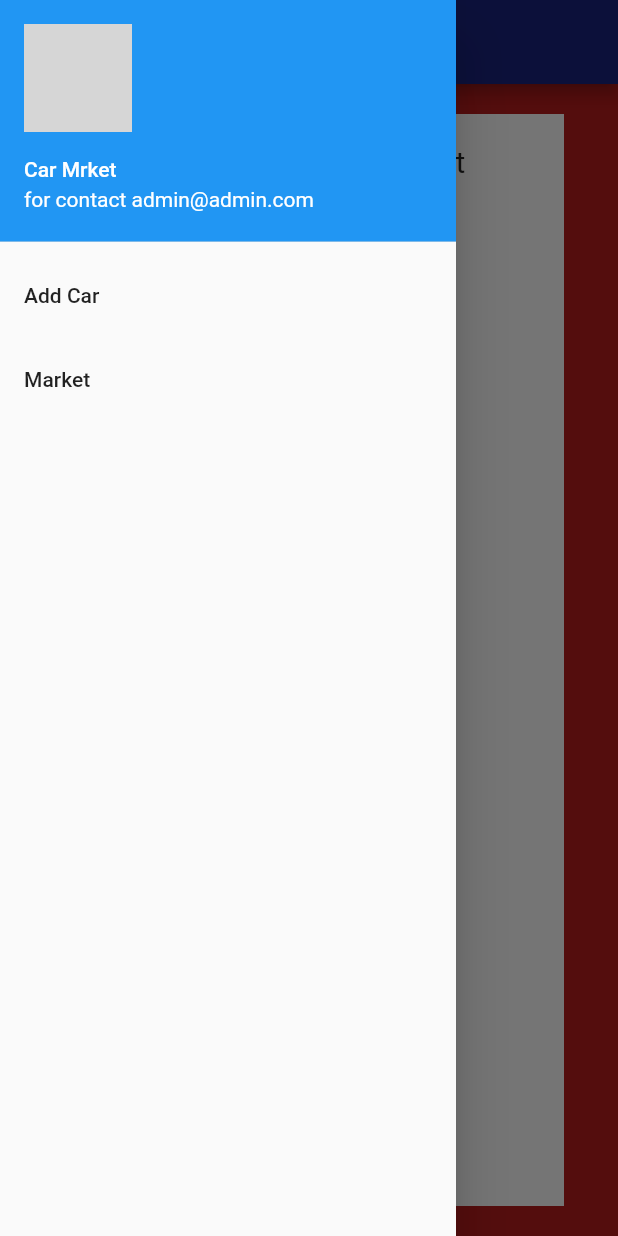
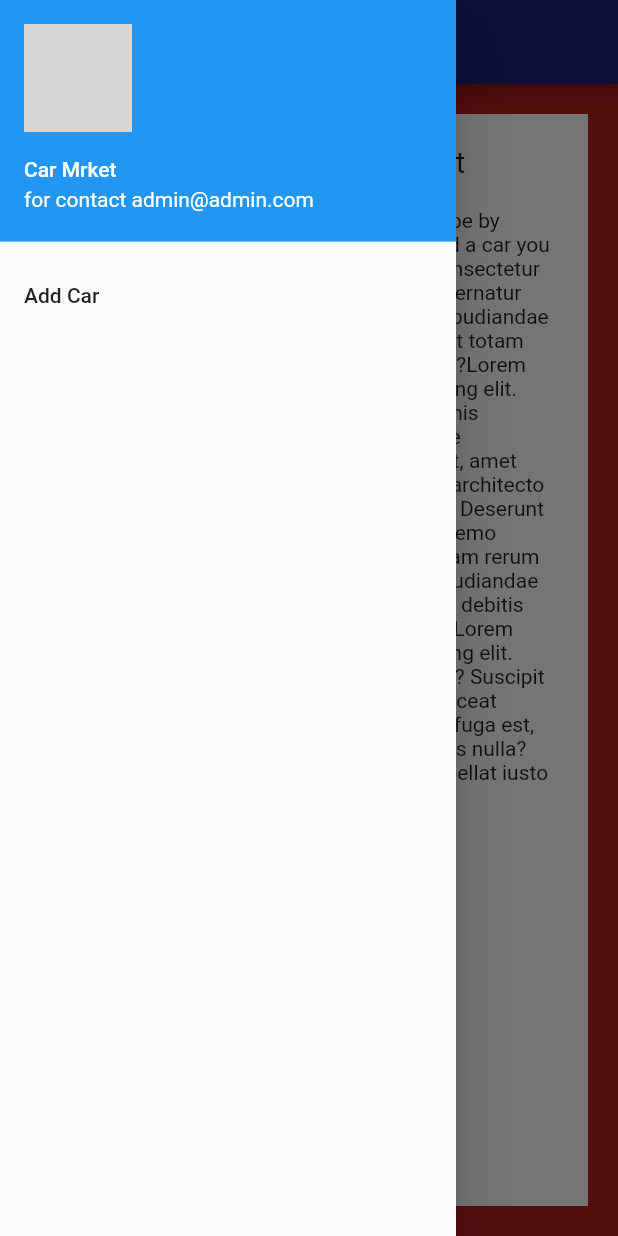
Before and after one commit to Kucun300/car_market, a Flutter app: the screen it shows after launch, with the side drawer open, on a phone screen of 412 x 824 dp. Run offline on Flutter 3.47's test engine with Material 2 defaults, Android fonts, the phone set to English and light mode, and no system bars; network calls fail; grey boxes are pictures that could not be loaded.

Commit message:
Update Home.dart

```diff
--- a/lib/Home.dart
+++ b/lib/Home.dart
@@ -29,14 +29,6 @@ class Home extends StatelessWidget {
                   }));
                 },
             ),
-            new ListTile(
-              title: new Text('Market'),
-              onTap: () {
-                  Navigator.push(context, MaterialPageRoute(builder: (context) {
-                    return Market(null);
-                  }));
-                },
-            ),
           ],
         ),
       ),
@@ -54,14 +46,7 @@ class Home extends StatelessWidget {
                 height: 20,
                 width: 300,
               ),
-              RaisedButton(
-                child: Text('sheel wdy add'),
-                onPressed: () {
-                  Navigator.push(context, MaterialPageRoute(builder: (context) {
-                    return Add();
-                  }));
-                },
-              ),
+              Text('Our website will let you see a lot of cars type by diffrent prices and quality also you can add a car you want to sellLorem ipsum dolor sit amet consectetur adipisicing elit. Voluptatem voluptates aspernatur illum? Repellat quae beatae temporibus repudiandae optio perspiciatis doloribus! Veniam quo sit totam maiores, enim ratione non qui repudiandae?Lorem ipsum, dolor sit amet consectetur adipisicing elit. Amet accusamus ut a vitae. Commodi omnis cumque quas. Ducimus aliquid recusandae architecto unde odit?Lorem ipsum dolor sit, amet consectetur adipisicing elit. Minima, illum architecto consequuntur voluptatibus quae nesciunt? Deserunt tenetur vel maxime, dolore quaerat quos, nemo incidunt inventore corrupti esse, est magnam rerum cupiditate? Cupiditate vel hic blanditiis repudiandae officiis a non eum. Quasi ipsam non labore debitis adipisci. Veritatis porro eaque laboriosam.Lorem ipsum dolor sit amet consectetur adipisicing elit. Cupiditate sit soluta dolorum inventore est? Suscipit dolores molestias corporis atque culpa placeat aspernatur architecto voluptate molestiae fuga est, quos aliquam nobis minus, dicta saepe eius nulla? Assumenda praesentium esse maxime repellat iusto nisi alias recusandae.'),
             ],
           ),
         ),
```
